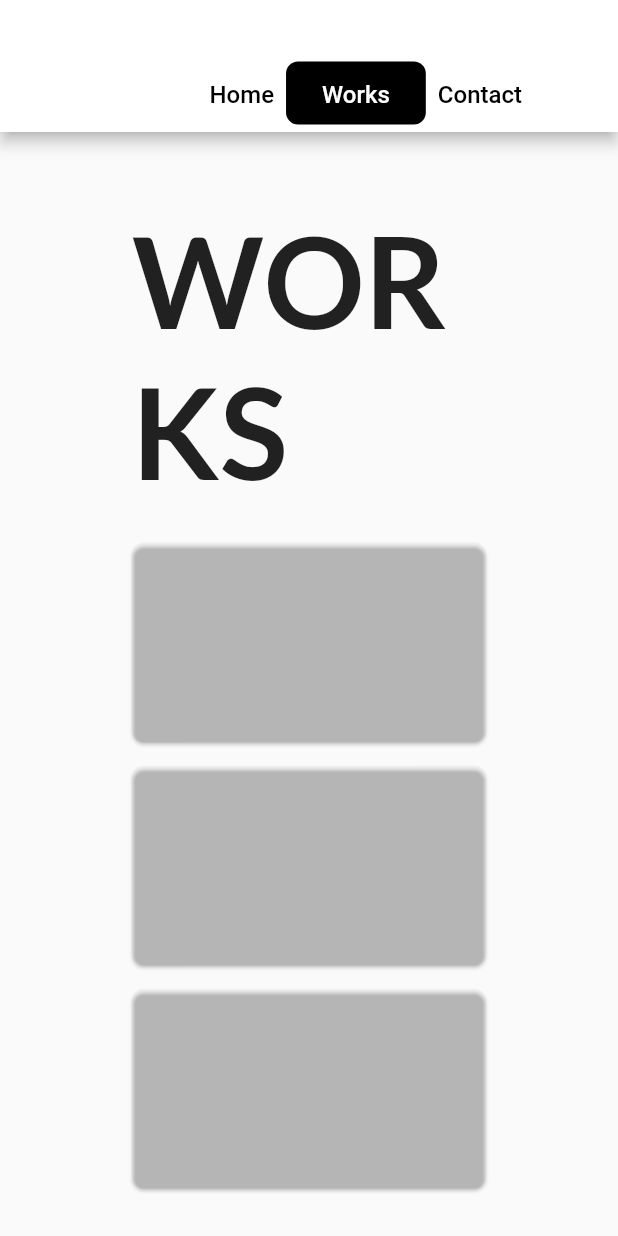
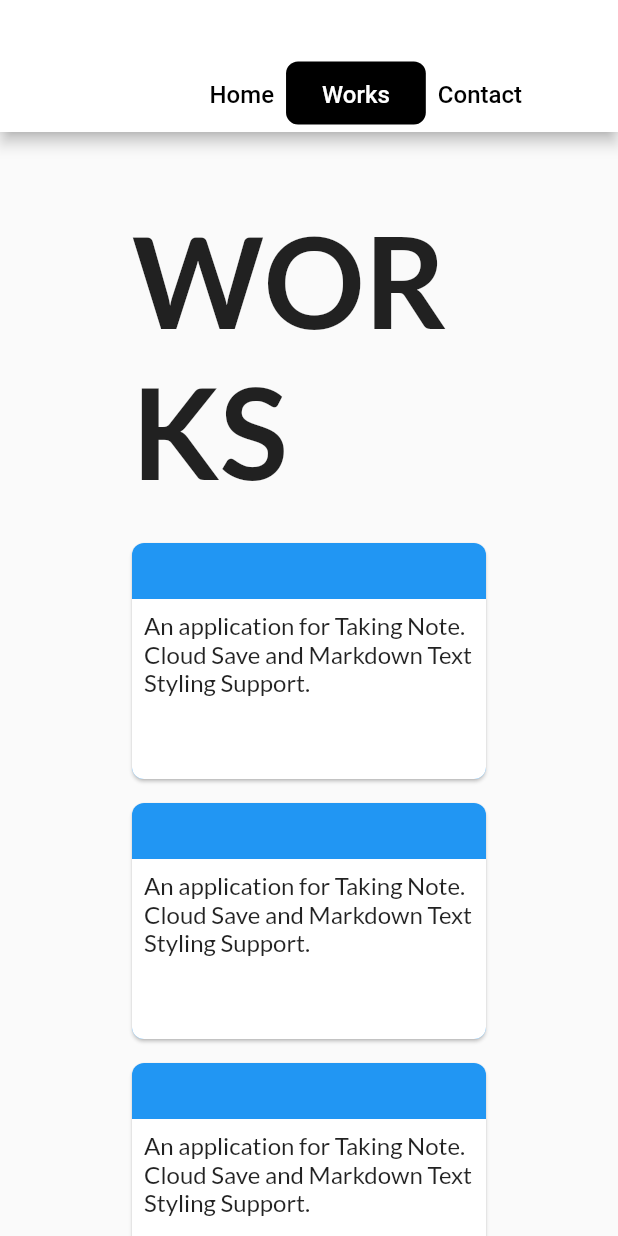
Before and after one commit to jamesfeeder/portfolio_web, a Flutter app: the screen it shows after launch, on a phone screen of 412 x 824 dp. Run offline on Flutter 3.47's test engine with Material 2 defaults, Android fonts, the phone set to English and light mode, and no system bars; our stand-ins replace bubble_tab_indicator, fluentui_system_icons, google_fonts.

Commit message:
continue working on work page's grid item

```diff
--- a/lib/page/tabs/tab_works.dart
+++ b/lib/page/tabs/tab_works.dart
@@ -1,5 +1,6 @@
 import 'package:flutter/material.dart';
 import 'package:portfolio/theme.dart';
+import 'package:portfolio/widgets/work_grid_item.dart';
 
 class WorksTab extends StatelessWidget {
   @override
@@ -21,51 +22,16 @@ class WorksTab extends StatelessWidget {
           shrinkWrap: true,
           crossAxisSpacing: 16,
           mainAxisSpacing: 16,
-          childAspectRatio: 16/9,
+          childAspectRatio: 3/2,
           crossAxisCount: MediaQuery.of(context).size.width~/400,
           children: [
-            RaisedButton(
-              onPressed: () {},
-              color: Colors.transparent,
-              disabledColor: Colors.grey.withOpacity(0.25),
-              hoverColor: Colors.grey[300].withOpacity(0.1),
-              highlightColor: Colors.blue[600].withOpacity(0.25),
-              splashColor: Colors.blue[300].withOpacity(0.1),
-              elevation: 1,
-              disabledElevation: 0,
-              hoverElevation: 8,
-              focusElevation: 4,
-              highlightElevation: 4,
-              child: Card(margin: EdgeInsets.zero,),
-            ),
-            RaisedButton(
-              onPressed: () {},
-              color: Colors.transparent,
-              disabledColor: Colors.grey.withOpacity(0.25),
-              hoverColor: Colors.grey[300].withOpacity(0.1),
-              highlightColor: Colors.blue[600].withOpacity(0.25),
-              splashColor: Colors.blue[300].withOpacity(0.1),
-              elevation: 1,
-              disabledElevation: 0,
-              hoverElevation: 8,
-              focusElevation: 4,
-              highlightElevation: 4,
-              child: Card(margin: EdgeInsets.zero,),
-            ),
-            RaisedButton(
-              onPressed: () {},
-              color: Colors.transparent,
-              disabledColor: Colors.grey.withOpacity(0.25),
-              hoverColor: Colors.grey[300].withOpacity(0.1),
-              highlightColor: Colors.blue[600].withOpacity(0.25),
-              splashColor: Colors.blue[300].withOpacity(0.1),
-              elevation: 1,
-              disabledElevation: 0,
-              hoverElevation: 8,
-              focusElevation: 4,
-              highlightElevation: 4,
-              child: Card(margin: EdgeInsets.zero,),
-            )
+            WorkGridItem(),
+            WorkGridItem(),
+            WorkGridItem(),
+            WorkGridItem(),
+            WorkGridItem(),
+            WorkGridItem(),
+            WorkGridItem()
           ],
         )
       ],
--- /dev/null
+++ b/lib/widgets/work_grid_item.dart
@@ -0,0 +1,104 @@
+import 'package:flutter/material.dart';
+
+class WorkGridItem extends StatefulWidget {
+  @override
+  _WorkGridItemState createState() => _WorkGridItemState();
+}
+
+class _WorkGridItemState extends State<WorkGridItem> {
+
+  double _opacity = 0;
+  int _transDuration = 500;
+  double _left = 0;
+  double _top = 0;
+
+  @override
+  Widget build(BuildContext context) {
+    return MouseRegion(
+      onEnter: (value) {
+        setState(() {
+          _opacity = 1;
+          // _transDuration = 0;
+          // _left = value.localPosition.dx+5;
+          // _top = value.localPosition.dy+5;
+        });
+      },
+      onExit: (value) {
+        setState(() {
+          _opacity = 0;
+        });
+      },
+      onHover: (value) {
+        print(value.position);
+        setState(() {
+          // _transDuration = 400;
+          _left = value.localPosition.dx+5;
+          _top = value.localPosition.dy+5;
+        });
+      },
+      child: RaisedButton(
+        padding: EdgeInsets.zero,
+        onPressed: () {},
+        color: Colors.transparent,
+        disabledColor: Colors.grey.withOpacity(0.25),
+        hoverColor: Colors.grey[300].withOpacity(0.1),
+        highlightColor: Colors.blue[600].withOpacity(0.25),
+        splashColor: Colors.blue[300].withOpacity(0.1),
+        elevation: 1,
+        disabledElevation: 0,
+        hoverElevation: 16,
+        focusElevation: 8,
+        highlightElevation: 8,
+        child: Card(
+          clipBehavior: Clip.antiAlias,
+          margin: EdgeInsets.zero,
+          elevation: 0,
+          child: Stack(
+            alignment: AlignmentDirectional.bottomCenter,
+            children: [
+              Container(
+                color: Colors.blue,
+                width: double.infinity,
+                height: double.infinity,
+              ),
+              Container(
+                color: Colors.white,
+                width: double.infinity,
+                height: 120,
+                child: Padding(
+                  padding: const EdgeInsets.all(8.0),
+                  child: Text(
+                    "An application for Taking Note. Cloud Save and Markdown Text Styling Support.",
+                    style: TextStyle(fontSize: 16),
+                    overflow: TextOverflow.fade,
+                    softWrap: true,
+                  ),
+                ),
+              ),
+              AnimatedPositioned(
+                duration: Duration(milliseconds: _transDuration),
+                curve: Curves.fastLinearToSlowEaseIn,
+                left: _left,
+                top: _top,
+                height: 48,
+                width: 160,
+                child: AnimatedOpacity(
+                  duration: Duration(milliseconds: 200),
+                  opacity: _opacity,
+                  child: Card(
+                    margin: EdgeInsets.all(8),
+                    elevation: 4,
+                    child: Padding(
+                      padding: const EdgeInsets.all(8.0),
+                      child: Text("Click for more detail"),
+                    ),
+                  )
+                ),
+              )
+            ],
+          ),
+        ),
+      ),
+    );
+  }
+}
```
